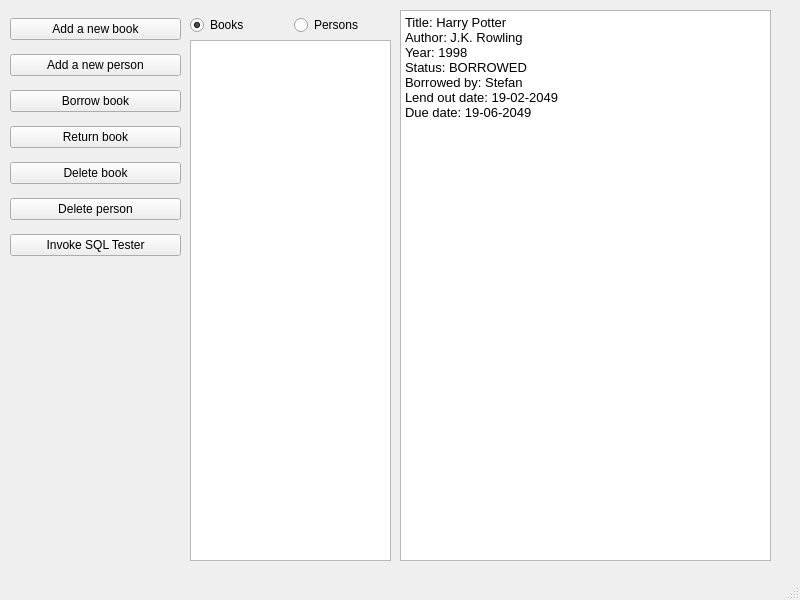
The window that Semestr 6/GUI/QTApps/BookStore/bookstore.ui (MrDeun/studia) describes before a commit, drawn with Qt 5.
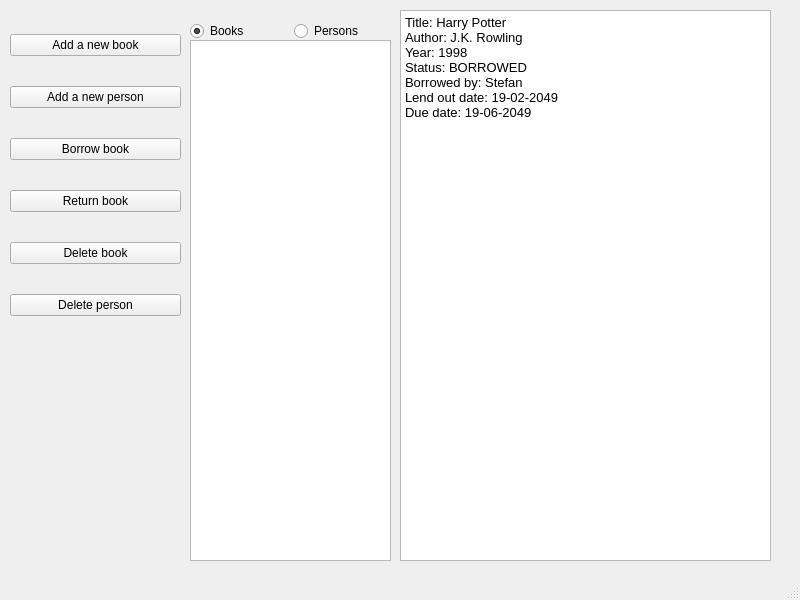
The same window after the commit.

```diff
--- a/Semestr 6/GUI/QTApps/BookStore/bookstore.ui
+++ b/Semestr 6/GUI/QTApps/BookStore/bookstore.ui
@@ -20,7 +20,7 @@
       <x>10</x>
       <y>10</y>
       <width>171</width>
-      <height>261</height>
+      <height>332</height>
      </rect>
     </property>
     <layout class="QVBoxLayout" name="verticalLayout">
@@ -66,13 +66,6 @@
        </property>
       </widget>
      </item>
-     <item>
-      <widget class="QPushButton" name="pushButton">
-       <property name="text">
-        <string>Invoke SQL Tester</string>
-       </property>
-      </widget>
-     </item>
     </layout>
    </widget>
    <widget class="QListWidget" name="listWidget">
@@ -114,7 +107,7 @@
       <x>190</x>
       <y>10</y>
       <width>201</width>
-      <height>31</height>
+      <height>42</height>
      </rect>
     </property>
     <layout class="QHBoxLayout" name="horizontalLayout">
```
Left out of the diff: 20 changed lines with no effect on the pictures.
